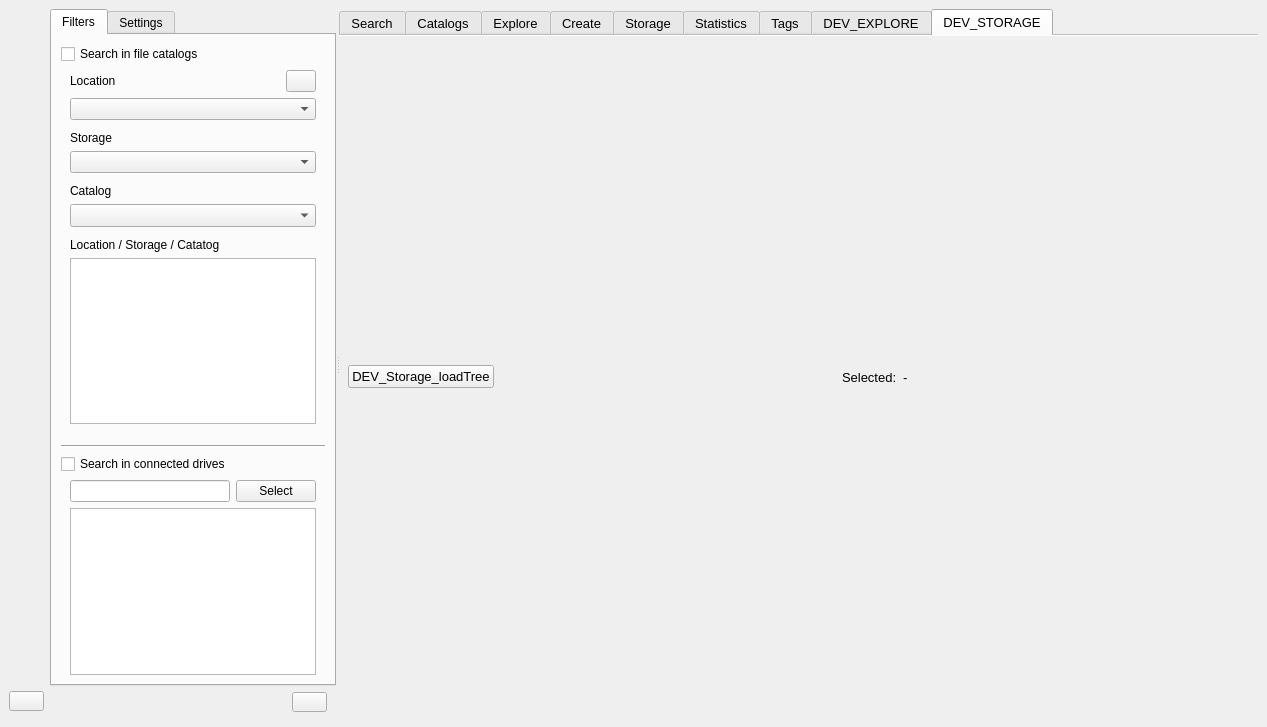
This is mainwindow.ui in StephaneCouturier/Katalog as Qt 5 draws it before an edit. The edited form follows.
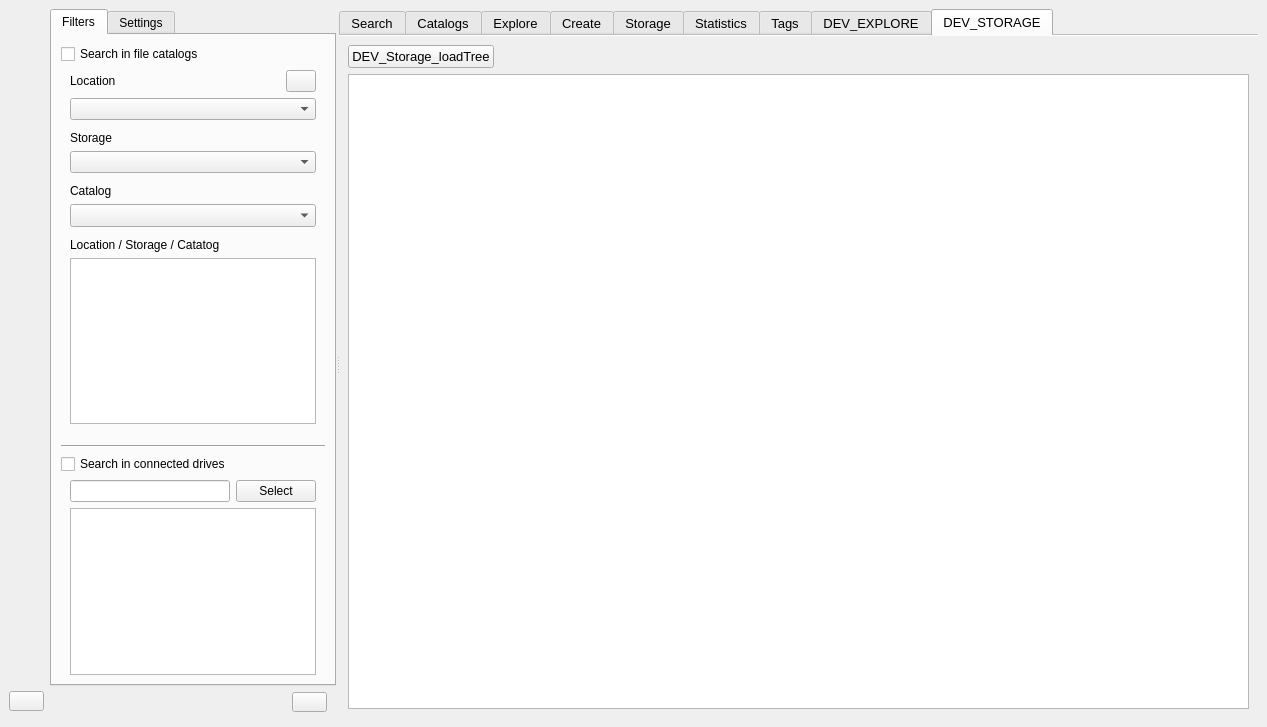
This is the edited form. The open tabs and pages were chosen to show the change. Icons and pictures are not drawn. Custom widgets are drawn as their Qt base class.

Diff of the .ui file:
```diff
--- a/mainwindow.ui
+++ b/mainwindow.ui
@@ -6086,35 +6086,42 @@
                 </property>
                </spacer>
               </item>
-              <item>
-               <widget class="QLabel" name="DEV2_label_Label">
-                <property name="text">
-                 <string>Selected:</string>
-                </property>
-               </widget>
-              </item>
-              <item>
-               <widget class="QLabel" name="DEV2_label_Display">
-                <property name="text">
-                 <string>-</string>
-                </property>
-               </widget>
-              </item>
-              <item>
-               <spacer name="horizontalSpacer_3">
-                <property name="orientation">
-                 <enum>Qt::Horizontal</enum>
-                </property>
-                <property name="sizeHint" stdset="0">
-                 <size>
-                  <width>40</width>
-                  <height>20</height>
-                 </size>
-                </property>
-               </spacer>
-              </item>
              </layout>
             </item>
+            <item row="1" column="0">
+             <widget class="QTreeView" name="Filters_treeView_Devices_2">
+              <property name="sizePolicy">
+               <sizepolicy hsizetype="Expanding" vsizetype="Expanding">
+                <horstretch>0</horstretch>
+                <verstretch>0</verstretch>
+               </sizepolicy>
+              </property>
+              <property name="editTriggers">
+               <set>QAbstractItemView::NoEditTriggers</set>
+              </property>
+              <property name="alternatingRowColors">
+               <bool>false</bool>
+              </property>
+              <property name="selectionMode">
+               <enum>QAbstractItemView::NoSelection</enum>
+              </property>
+              <property name="selectionBehavior">
+               <enum>QAbstractItemView::SelectItems</enum>
+              </property>
+              <property name="rootIsDecorated">
+               <bool>true</bool>
+              </property>
+              <property name="sortingEnabled">
+               <bool>true</bool>
+              </property>
+              <property name="animated">
+               <bool>true</bool>
+              </property>
+              <property name="expandsOnDoubleClick">
+               <bool>false</bool>
+              </property>
+             </widget>
+            </item>
            </layout>
           </widget>
          </widget>
```
Left out of the diff: 36 changed lines with no effect on the pictures.
